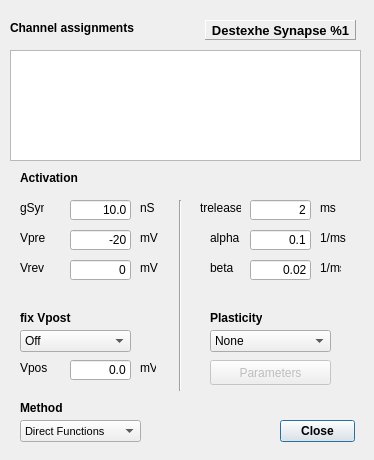
First picture: the form in src/gui/DestexheSynDlg.ui, repository CompEphys-team/stdpc, before the edit.
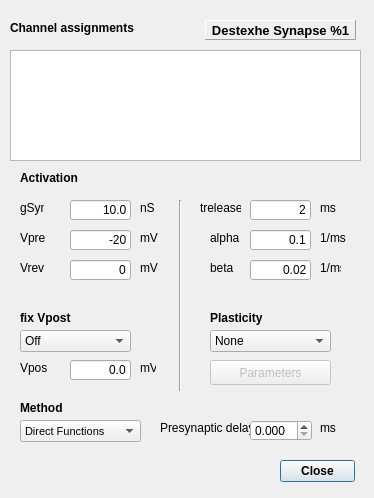
Second picture: the form after the edit. Custom widgets are drawn as their Qt base class.

Commit message: Added presynaptic delay for chemical synapses

The edit to the form file:
```diff
--- a/src/gui/DestexheSynDlg.ui
+++ b/src/gui/DestexheSynDlg.ui
@@ -7,7 +7,7 @@
     <x>0</x>
     <y>0</y>
     <width>374</width>
-    <height>460</height>
+    <height>498</height>
    </rect>
   </property>
   <property name="windowTitle">
@@ -17,7 +17,7 @@
    <property name="geometry">
     <rect>
      <x>280</x>
-     <y>420</y>
+     <y>460</y>
      <width>75</width>
      <height>23</height>
     </rect>
@@ -609,6 +609,48 @@
     <bool>false</bool>
    </attribute>
   </widget>
+  <widget class="QLabel" name="label_2">
+   <property name="geometry">
+    <rect>
+     <x>160</x>
+     <y>420</y>
+     <width>91</width>
+     <height>16</height>
+    </rect>
+   </property>
+   <property name="text">
+    <string>Presynaptic delay</string>
+   </property>
+  </widget>
+  <widget class="QDoubleSpinBox" name="delay">
+   <property name="geometry">
+    <rect>
+     <x>250</x>
+     <y>420</y>
+     <width>62</width>
+     <height>21</height>
+    </rect>
+   </property>
+   <property name="decimals">
+    <number>3</number>
+   </property>
+   <property name="maximum">
+    <double>1000.000000000000000</double>
+   </property>
+  </widget>
+  <widget class="QLabel" name="label_3">
+   <property name="geometry">
+    <rect>
+     <x>320</x>
+     <y>420</y>
+     <width>21</width>
+     <height>16</height>
+    </rect>
+   </property>
+   <property name="text">
+    <string>ms</string>
+   </property>
+  </widget>
  </widget>
  <customwidgets>
   <customwidget>
```
The commit also changes 23 other files.
